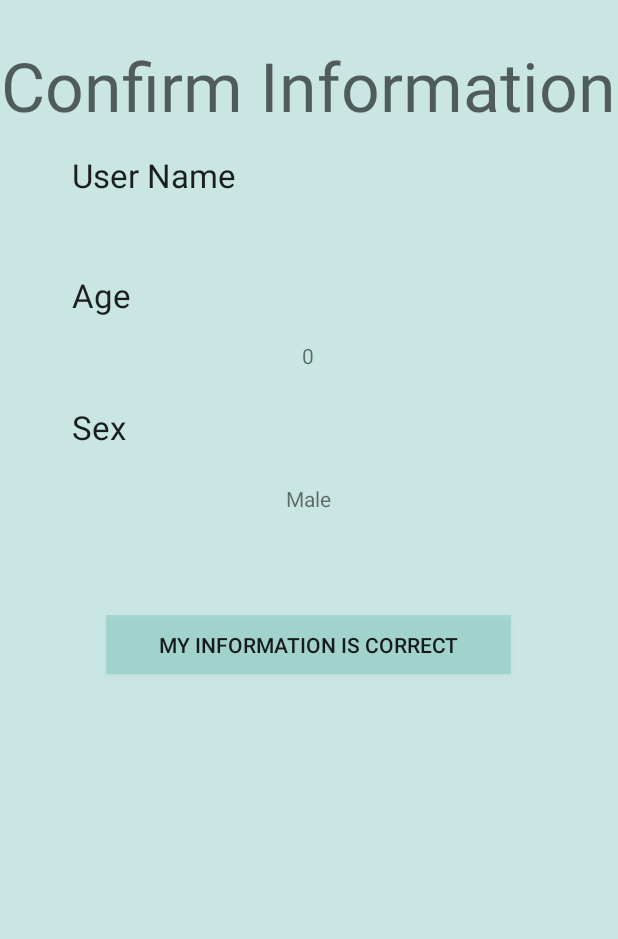
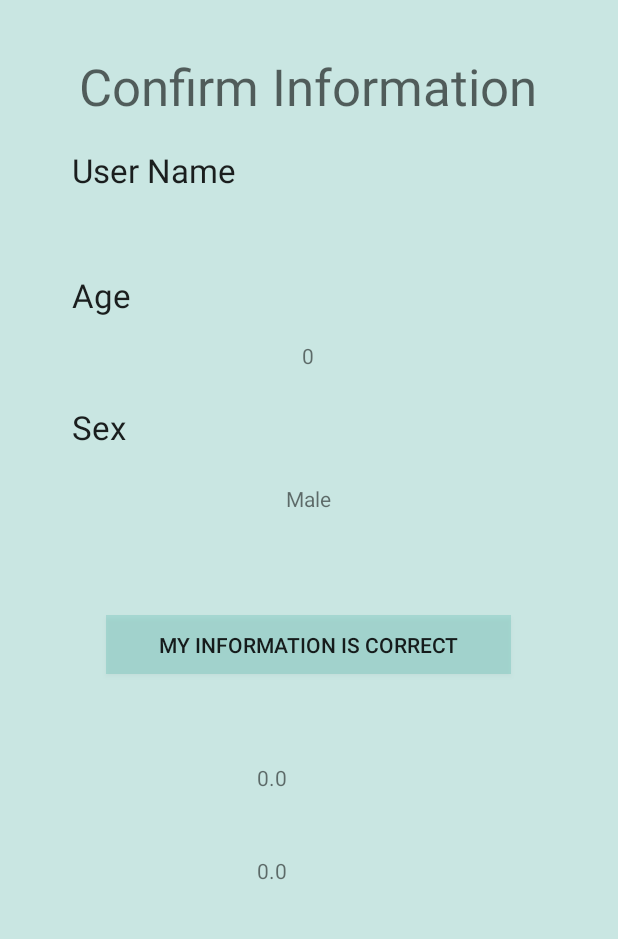
Before and after one commit to NoelleTemple/SDApplication, an Android app: the ProfilePage screen opened directly, with no data from a screen before it, after a tap on "SAVE USER", on a phone screen of 412 x 824 dp, the part 132-1071 px from its top. Run offline under Robolectric (Android 15) with nearby library versions, the phone set to English and light mode, and no system bars; 1 statement that could not run was skipped.

Commit message:
ranges successfully added

```diff
--- a/app/src/main/java/com/example/myapplication/ProfileInfo.java
+++ b/app/src/main/java/com/example/myapplication/ProfileInfo.java
@@ -7,43 +7,41 @@ public class ProfileInfo implements Serializable {
     boolean sex;
         //false = male, true = female
     int age;
+    double min;
+    double max;
 
     public void setProfileInfo(String name, boolean sex, int age){
         this.name = String.valueOf(name);
-        this.sex = sex;
+        this.sex = sex; //false == male, true == female
         this.age = age;
-        double[][] ranges = {{
+        double[][] ranges = {{78,75}, {58,55}, {75,72},
+                {55,50}, {70,69}, {50,48}, {66.5,68},{46.5,47},
+                {64,64}, {42,43}, {65,60.5},{40,39},{69,65.5},{38.5,33}};
 
         if (age > 74){
-
+            this.min = ranges[13][sex ? 1 : 0];
+            this.max = ranges[12][sex ? 1 : 0];
         } else if (age > 64 ){
-
+            this.min = ranges[11][sex ? 1 : 0];
+            this.max = ranges[10][sex ? 1 : 0];
             } else if (age > 54){
-
+            this.min = ranges[9][sex ? 1 : 0];
+            this.max = ranges[8][sex ? 1 : 0];
             } else if (age > 44){
-
+            this.min = ranges[7][sex ? 1 : 0];
+            this.max = ranges[6][sex ? 1 : 0];
             } else if (age > 34){
-
+            this.min = ranges[5][sex ? 1 : 0];
+            this.max = ranges[4][sex ? 1 : 0];
             } else if (age >24){
-
+            this.min = ranges[3][sex ? 1 : 0];
+            this.max = ranges[2][sex ? 1 : 0];
             } else if (age>17){
-
+            this.min = ranges[1][sex ? 1 : 0];
+            this.max = ranges[0][sex ? 1 : 0];
             } else{
-
+            this.min = 0;
+            this.max = 0;
             }
-
     }
-
-    public String getName()
-    {
-        return this.name;
-    }
-    public int getAge()
-    {
-        return this.age;
-    }
-    public boolean getSex() {
-        return this.sex;
-    }
-        //false = male, true = female
 }
--- a/app/src/main/java/com/example/myapplication/ViewInfoPage.java
+++ b/app/src/main/java/com/example/myapplication/ViewInfoPage.java
@@ -1,7 +1,6 @@
 package com.example.myapplication;
 
 import androidx.appcompat.app.AppCompatActivity;
-
 import android.content.Intent;
 import android.os.Bundle;
 import android.view.View;
@@ -19,9 +18,9 @@ public class ViewInfoPage extends AppCompatActivity {
         profile = (ProfileInfo) intent.getSerializableExtra("profile_info");
 
         setContentView(R.layout.activity_view_info_page);
-        String name = profile.getName();
-        int a = profile.getAge();
-        boolean s = profile.getSex();
+        String name = profile.name;
+        int a = profile.age;
+        boolean s = profile.sex;
         String sex = "";
         if (s == true){
             sex = "Female";
@@ -29,7 +28,11 @@ public class ViewInfoPage extends AppCompatActivity {
         if (s == false){
             sex = "Male";
         }
+        double mn = profile.min;
+        double mx = profile.max;
         String age = String.valueOf(a);
+        String mini = String.valueOf(mn);
+        String maxi = String.valueOf(mx);
 
         TextView Name = findViewById(R.id.name);
         Name.setText(name);
@@ -37,6 +40,10 @@ public class ViewInfoPage extends AppCompatActivity {
         Age.setText(age);
         TextView Sex = findViewById(R.id.sex);
         Sex.setText(sex);
+        TextView min = findViewById(R.id.min);
+        min.setText(mini);
+        TextView max = findViewById(R.id.max);
+        max.setText(maxi);
 
         ImageButton home_button2 = findViewById(R.id.home_button2);
         home_button2.setOnClickListener(new View.OnClickListener() {
--- a/app/src/main/res/layout/activity_view_info_page.xml
+++ b/app/src/main/res/layout/activity_view_info_page.xml
@@ -55,7 +55,7 @@
         android:layout_width="wrap_content"
         android:layout_height="wrap_content"
         android:text="@string/confirm_info_title"
-        android:textAppearance="@style/TextAppearance.AppCompat.Display2"
+        android:textAppearance="@style/TextAppearance.AppCompat.Display1"
         app:layout_constraintBottom_toTopOf="@+id/name"
         app:layout_constraintEnd_toEndOf="@+id/name"
         app:layout_constraintStart_toStartOf="@+id/name"
@@ -102,4 +102,26 @@
         app:layout_constraintEnd_toEndOf="@+id/sex"
         app:layout_constraintStart_toStartOf="@+id/sex"
         app:layout_constraintTop_toBottomOf="@+id/sex" />
+
+    <TextView
+        android:id="@+id/min"
+        android:layout_width="69dp"
+        android:layout_height="29dp"
+        app:layout_constraintBottom_toBottomOf="parent"
+        app:layout_constraintEnd_toEndOf="@+id/confirm_button"
+        app:layout_constraintHorizontal_bias="0.502"
+        app:layout_constraintStart_toStartOf="@+id/confirm_button"
+        app:layout_constraintTop_toBottomOf="@+id/confirm_button"
+        app:layout_constraintVertical_bias="0.231" />
+
+    <TextView
+        android:id="@+id/max"
+        android:layout_width="69dp"
+        android:layout_height="29dp"
+        app:layout_constraintBottom_toBottomOf="parent"
+        app:layout_constraintEnd_toEndOf="@+id/confirm_button"
+        app:layout_constraintHorizontal_bias="0.502"
+        app:layout_constraintStart_toStartOf="@+id/confirm_button"
+        app:layout_constraintTop_toBottomOf="@+id/min"
+        app:layout_constraintVertical_bias="0.194" />
 </androidx.constraintlayout.widget.ConstraintLayout>
```
